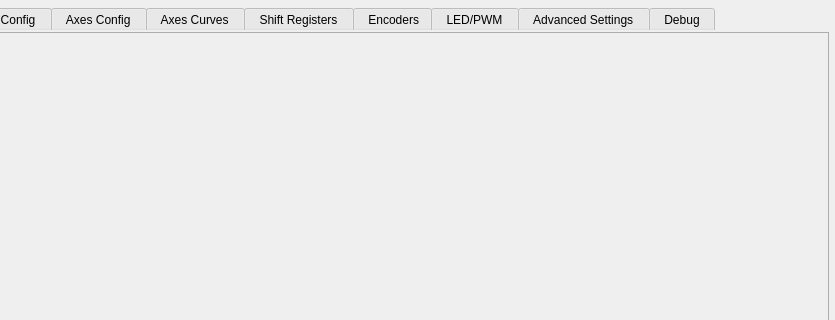
The window that src/mainwindow.ui (FreeJoy-Team/FreeJoyConfiguratorQt) describes before a commit, drawn with Qt 5; both pictures show x 345 to 1180 and y 0 to 320 of the 1180 by 675 pixel window.
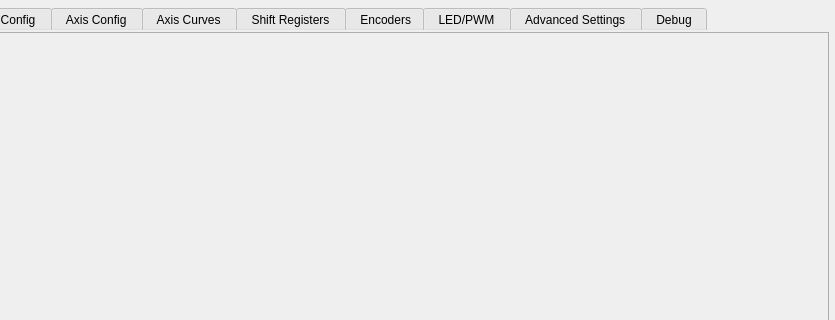
The same window after the commit. Custom widgets are drawn as their Qt base class.

```diff
--- a/src/mainwindow.ui
+++ b/src/mainwindow.ui
@@ -100,7 +100,7 @@
       </widget>
       <widget class="QWidget" name="tab_AxesConfig">
        <attribute name="title">
-        <string> Axes Config </string>
+        <string> Axis Config </string>
        </attribute>
        <layout class="QVBoxLayout" name="layoutV_tabAxesConfig">
         <property name="spacing">
@@ -122,7 +122,7 @@
       </widget>
       <widget class="QWidget" name="tab_AxesCurves">
        <attribute name="title">
-        <string> Axes Curves </string>
+        <string> Axis Curves </string>
        </attribute>
        <layout class="QVBoxLayout" name="layoutV_tabAxesCurvesConfig">
         <property name="spacing">
```
